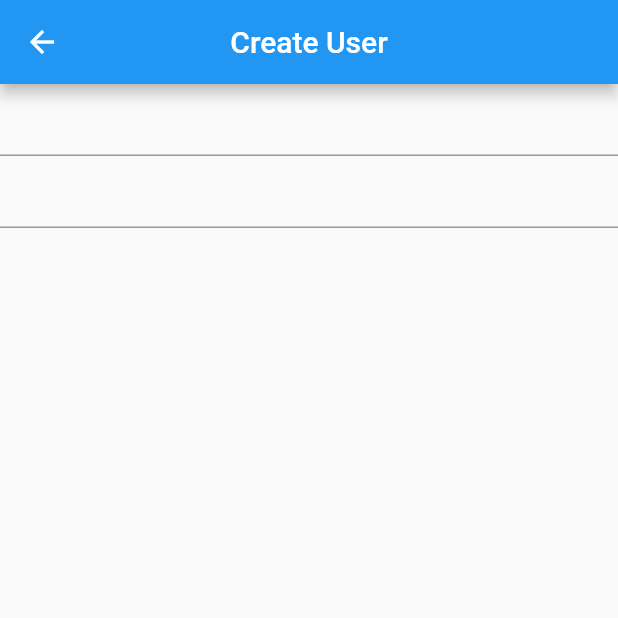
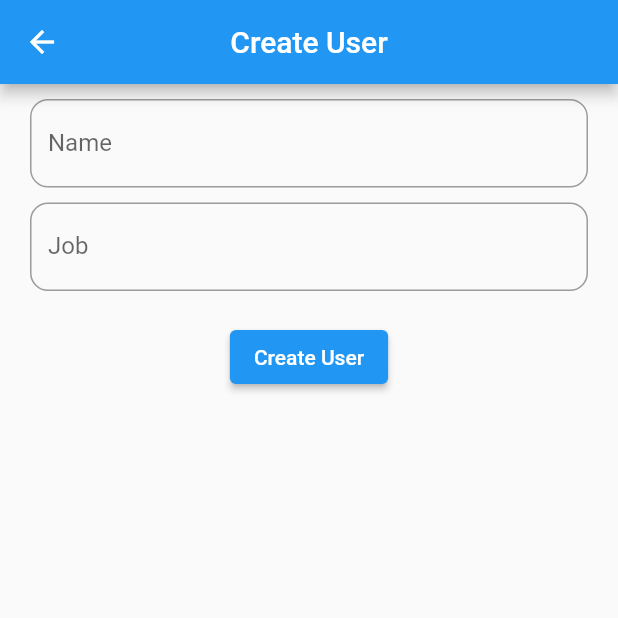
Before and after one commit to sthakrishnakumar/Firebase-Firestore, a Flutter app: the PostUserPage screen opened directly, on a phone screen of 412 x 824 dp, the top half of it. Run offline on Flutter 3.47's test engine with Material 2 defaults, Android fonts, the phone set to English and light mode, and no system bars; our stand-ins replace cached_network_image, dartz, dio, flutter_riverpod.

Commit message:
post user completed

```diff
--- /dev/null
+++ b/lib/commons/custom_form_field.dart
@@ -0,0 +1,28 @@
+import 'package:flutter/material.dart';
+
+class CustomFormField extends StatelessWidget {
+  CustomFormField(
+      {required this.controller,
+      required this.labeltext,
+      this.textInputAction = TextInputAction.next,
+      Key? key})
+      : super(key: key);
+
+  TextEditingController controller;
+  String labeltext;
+  TextInputAction textInputAction;
+  @override
+  Widget build(BuildContext context) {
+    return TextFormField(
+      controller: controller,
+      textCapitalization: TextCapitalization.words,
+      textInputAction: textInputAction,
+      decoration: InputDecoration(
+        labelText: labeltext,
+        border: OutlineInputBorder(
+          borderRadius: BorderRadius.circular(12),
+        ),
+      ),
+    );
+  }
+}
--- a/lib/features/users/presentation/screens/post_user_page.dart
+++ b/lib/features/users/presentation/screens/post_user_page.dart
@@ -1,4 +1,6 @@
 import 'package:flutter/material.dart';
+import 'package:onviro/commons/custom_form_field.dart';
+import 'package:onviro/features/users/data/models/post_user_request_model.dart';
 import 'package:onviro/features/users/presentation/controller/post_user_controller.dart';
 
 import '../../../../commons/export.dart';
@@ -14,6 +16,7 @@ class _PostUserPageState extends ConsumerState<PostUserPage> {
   late TextEditingController nameController;
   late TextEditingController jobController;
   GlobalKey<FormState> formkey = GlobalKey<FormState>();
+  bool isLoading = false;
 
   @override
   void initState() {
@@ -31,23 +34,56 @@ class _PostUserPageState extends ConsumerState<PostUserPage> {
 
   @override
   Widget build(BuildContext context) {
-    final postUser = ref.watch(postUserNotifierProvider);
+    final postUser = ref.watch(postUserNotifierProvider.notifier);
+    var sizedBox = const SizedBox(
+      height: 10,
+    );
     return Scaffold(
-      appBar: AppBar(
-        title: const Text('Create User'),
-        centerTitle: true,
-      ),
+      appBar: AppBar(title: const Text('Create User'), centerTitle: true),
       body: Form(
         key: formkey,
+        child: Padding(
+          padding: const EdgeInsets.symmetric(horizontal: 20, vertical: 10),
           child: Column(
             children: [
-            TextFormField(
+              CustomFormField(
                 controller: nameController,
+                labeltext: 'Name',
               ),
-            TextFormField(
+              sizedBox,
+              CustomFormField(
                 controller: jobController,
+                labeltext: 'Job',
+                textInputAction: TextInputAction.done,
+              ),
+              sizedBox,
+              sizedBox,
+              isLoading
+                  ? const Center(
+                      child: CircularProgressIndicator(),
+                    )
+                  : ElevatedButton(
+                      onPressed: () async {
+                        if (formkey.currentState!.validate()) {
+                          PostUserRequestModel postUserRequestModel =
+                              PostUserRequestModel(
+                            name: nameController.text,
+                            job: jobController.text,
+                          );
+                          setState(() {
+                            isLoading = true;
+                          });
+                          await postUser.postUser(
+                              postUserRequestModel, context);
+                          setState(() {
+                            isLoading = false;
+                          });
+                        }
+                      },
+                      child: const Text('Create User'),
                     ),
             ],
+          ),
         ),
       ),
     );
--- /dev/null
+++ b/lib/features/users/presentation/screens/user_created_page.dart
@@ -0,0 +1,37 @@
+// ignore_for_file: public_member_api_docs, sort_constructors_first
+import 'package:flutter/material.dart';
+
+import '../../../../commons/export.dart';
+
+class UserCreatedPage extends ConsumerWidget {
+  const UserCreatedPage({
+    Key? key,
+    required this.id,
+    required this.name,
+    required this.job,
+    required this.createdAt,
+  }) : super(key: key);
+
+  final String id;
+  final String name;
+  final String job;
+  final String createdAt;
+
+  @override
+  Widget build(BuildContext context, WidgetRef ref) {
+    return Scaffold(
+      appBar: AppBar(
+        title: const Text('User Created Page'),
+      ),
+      body: Column(
+        mainAxisAlignment: MainAxisAlignment.center,
+        children: [
+          Text('Your id is $id'),
+          Text('Your name is  $name'),
+          Text('Your Job is $job'),
+          Text('Created Time is $createdAt'),
+        ],
+      ),
+    );
+  }
+}
```
Also changed, not shown: lib/features/users/presentation/controller/post_user_controller.dart (+16 -5 lines). Lines whose indentation alone changed are shown as unchanged.
